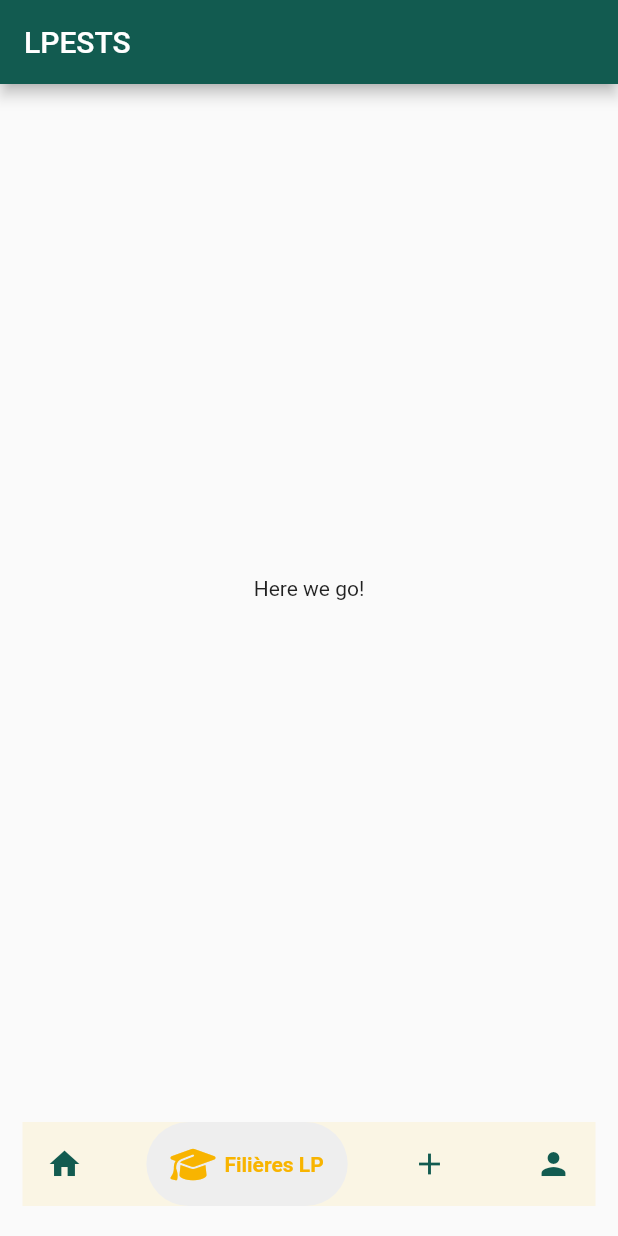
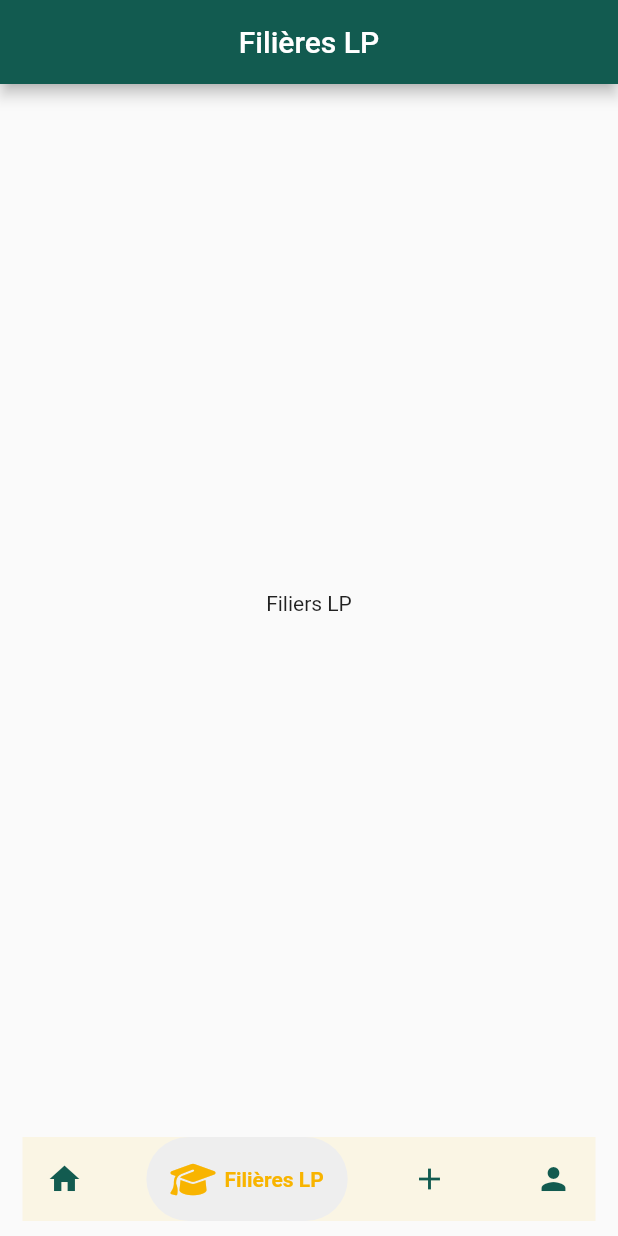
Before and after one commit to yassine-bennkhay/lp-ests, a Flutter app: the screen it shows after launch, item 2 of the bottom bar chosen, on a phone screen of 412 x 824 dp. Run offline on Flutter 3.47's test engine with Material 2 defaults, Android fonts, the phone set to English and light mode, and no system bars; drawn by our look-alikes of google_nav_bar; our stand-ins replace font_awesome_flutter.

Commit message:
add page routes

```diff
--- /dev/null
+++ b/lib/components/g_buttons.dart
@@ -0,0 +1,23 @@
+import 'package:flutter/material.dart';
+import 'package:font_awesome_flutter/font_awesome_flutter.dart';
+import 'package:google_nav_bar/google_nav_bar.dart';
+
+List<GButton> tabs = const [
+  GButton(
+    icon: Icons.home,
+    text: 'Accueil',
+  ),
+  GButton(
+    gap: 12,
+    icon: FontAwesomeIcons.graduationCap,
+    text: 'Filières LP',
+  ),
+  GButton(
+    icon: Icons.add,
+    text: 'S\'inscrire',
+  ),
+  GButton(
+    icon: Icons.person_sharp,
+    text: 'Profile',
+  ),
+];
--- a/lib/components/nav_bar.dart
+++ /dev/null
@@ -1,40 +0,0 @@
-import 'package:flutter/material.dart';
-import 'package:font_awesome_flutter/font_awesome_flutter.dart';
-import 'package:google_nav_bar/google_nav_bar.dart';
-
-class NavBar extends StatelessWidget {
-  const NavBar({Key? key}) : super(key: key);
-
-  @override
-  Widget build(BuildContext context) {
-    return const Padding(
-      padding: EdgeInsets.symmetric(vertical: 20, horizontal: 15),
-      child: GNav(
-          padding: EdgeInsets.all(16),
-          tabBackgroundColor: Color(0xffEEEEEE),
-          backgroundColor: Color(0xffFAF5E4),
-          activeColor: Color(0xffF8B400),
-          color: Color(0xff125B50),
-          gap: 5,
-          tabs: [
-            GButton(
-              icon: Icons.home,
-              text: 'Accueil',
-            ),
-            GButton(
-              gap: 12,
-              icon: FontAwesomeIcons.graduationCap,
-              text: 'Filières LP',
-            ),
-            GButton(
-              icon: Icons.add,
-              text: 'S\'inscrire',
-            ),
-            GButton(
-              icon: Icons.person_sharp,
-              text: 'Profile',
-            )
-          ]),
-    );
-  }
-}
--- /dev/null
+++ b/lib/constants/constants.dart
@@ -0,0 +1,26 @@
+ import 'package:flutter/material.dart';
+
+import '../screens/accueil.dart';
+import '../screens/apply.dart';
+import '../screens/filiers.dart';
+import '../screens/profile.dart';
+final List<Widget> pages = [
+    const Accueil(),
+    const Filiers(),
+    const Apply(),
+    const Profle(),
+  ];
+List<Text> text = [
+    const Text(
+      'Accueil',
+    ),
+    const Text(
+      'Filières LP',
+    ),
+    const Text(
+      'S\'inscrire',
+    ),
+    const Text(
+      'Profile',
+    ),
+  ];
--- a/lib/main.dart
+++ b/lib/main.dart
@@ -1,5 +1,7 @@
 import 'package:flutter/material.dart';
-import 'package:lp_ests/components/nav_bar.dart';
+import 'package:google_nav_bar/google_nav_bar.dart';
+import '../components/g_buttons.dart';
+import '../constants/constants.dart';
 
 void main() {
   runApp(const MyApp());
@@ -25,15 +27,45 @@
 }
 
 class _MyHomePageState extends State<MyHomePage> {
+  int _index = 0;
+  PageController controller = PageController();
   @override
   Widget build(BuildContext context) {
     return Scaffold(
       appBar: AppBar(
         backgroundColor: const Color(0xff125B50),
-        title: const Text("LPESTS"),
+        title: text[_index],
+        centerTitle: true,
       ),
-      body: const Center(child: Text("Here we go!")),
-      bottomNavigationBar:const NavBar(),
+      body: PageView.builder(
+          itemCount: pages.length,
+          controller: controller,
+          onPageChanged: (page) {
+            setState(() {
+              _index = page;
+            });
+          },
+          itemBuilder: (context, position) {
+            return pages[position];
+          }),
+      bottomNavigationBar: Padding(
+        padding: const EdgeInsets.symmetric(vertical: 10, horizontal: 15),
+        child: GNav(
+            selectedIndex: _index,
+            onTabChange: (index) {
+              setState(() {
+                _index = index;
+              });
+              controller.jumpToPage(index);
+            },
+            padding: const EdgeInsets.all(16),
+            tabBackgroundColor: const Color(0xffEEEEEE),
+            backgroundColor: const Color(0xffFAF5E4),
+            activeColor: const Color(0xffF8B400),
+            color: const Color(0xff125B50),
+            gap: 5,
+            tabs: tabs),
+      ),
     );
   }
 }
--- /dev/null
+++ b/lib/screens/accueil.dart
@@ -0,0 +1,12 @@
+import 'package:flutter/material.dart';
+
+class Accueil extends StatelessWidget {
+  const Accueil({Key? key}) : super(key: key);
+
+  @override
+  Widget build(BuildContext context) {
+    return const Center(
+      child: Text("Accueil"),
+    );
+  }
+}
--- /dev/null
+++ b/lib/screens/apply.dart
@@ -0,0 +1,12 @@
+import 'package:flutter/material.dart';
+
+class Apply extends StatelessWidget {
+  const Apply({Key? key}) : super(key: key);
+
+  @override
+  Widget build(BuildContext context) {
+    return const Center(
+      child: Text("S'inscrire"),
+    );
+  }
+}
--- /dev/null
+++ b/lib/screens/filiers.dart
@@ -0,0 +1,12 @@
+import 'package:flutter/material.dart';
+
+class Filiers extends StatelessWidget {
+  const Filiers({Key? key}) : super(key: key);
+
+  @override
+  Widget build(BuildContext context) {
+    return const Center(
+      child: Text("Filiers LP"),
+    );
+  }
+}
--- /dev/null
+++ b/lib/screens/profile.dart
@@ -0,0 +1,12 @@
+import 'package:flutter/material.dart';
+
+class Profle extends StatelessWidget {
+  const Profle({ Key? key }) : super(key: key);
+
+  @override
+  Widget build(BuildContext context) {
+    return const Center(
+      child: Text("Profile"),
+    );
+  }
+}
```
